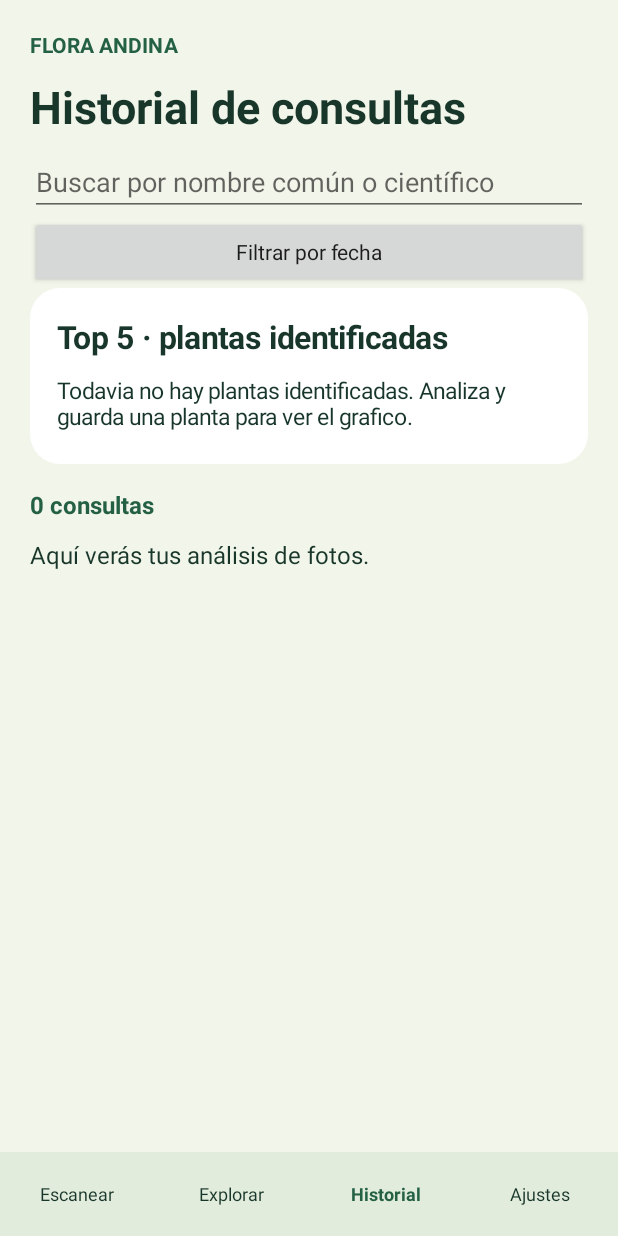
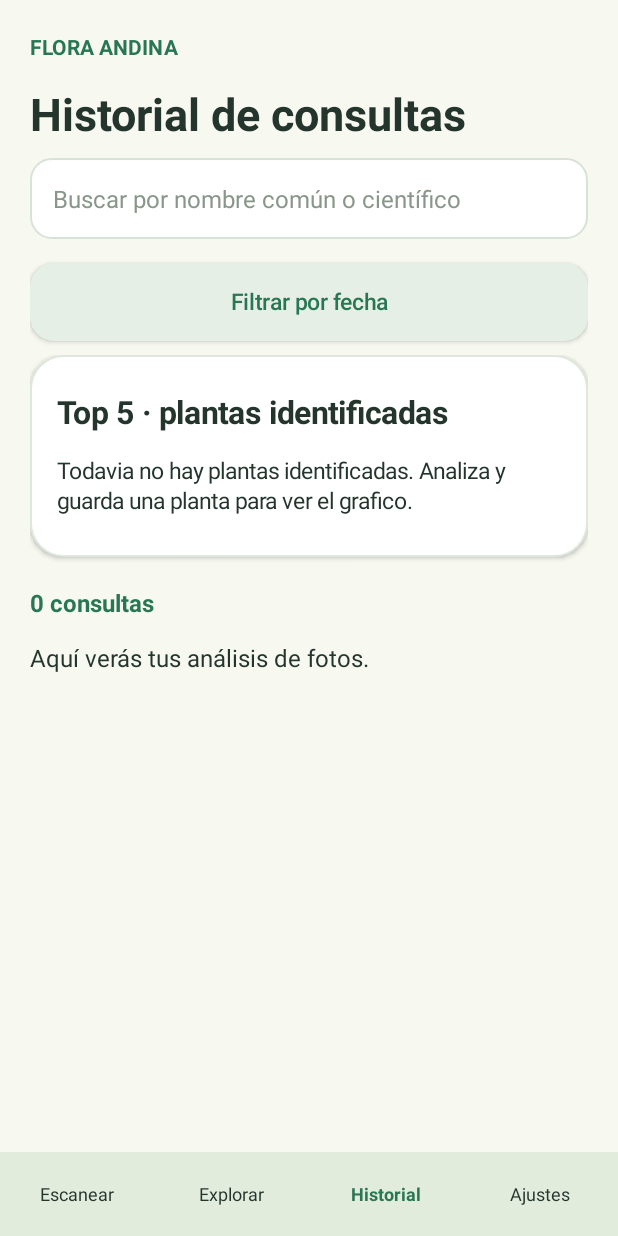
Before and after one commit to poncesangayjorgejesus-design/Plantas-medicinales-app, an Android app: the screen it shows after launch (MainActivity), after a tap on "Historial", on a phone screen of 412 x 824 dp. Run offline under Robolectric (Android 15) with nearby library versions, the phone set to English and light mode, and no system bars; libraries missing offline, so code that uses them is left out: org.tensorflow.lite; pictures from the network do not load.

Commit message:
Mejoras de estilos de los siguientes archivos

```diff
--- a/app/src/main/java/pe/flora/andina/HistoryScreen.java
+++ b/app/src/main/java/pe/flora/andina/HistoryScreen.java
@@ -46,11 +46,12 @@ final class HistoryScreen {
     void show(LinearLayout page) {
         ui.label(page, "Historial de consultas", 30, INK, true);
 
-        EditText search = new EditText(context);
-        search.setSingleLine(true);
-        search.setHint("Buscar por nombre común o científico");
+        EditText search = ui.input(
+                page,
+                "Buscar por nombre común o científico"
+        );
+
         search.setText(historyQuery);
-        page.addView(search);
 
         ui.action(page, historyDate == null
                         ? "Filtrar por fecha"
--- a/app/src/main/java/pe/flora/andina/PlantCatalog.java
+++ b/app/src/main/java/pe/flora/andina/PlantCatalog.java
@@ -52,10 +52,10 @@ final class PlantCatalog {
 
     void explore(LinearLayout page) {
         ui.label(page, "Catálogo medicinal", 30, INK, true);
-        EditText query = new EditText(context);
-        query.setSingleLine(true);
-        query.setHint("Nombre común o científico");
-        page.addView(query);
+        EditText query = ui.input(
+                page,
+                "Nombre común o científico"
+        );
         LinearLayout rows = ui.column();
         page.addView(rows);
         Runnable refresh = () -> {
--- a/app/src/main/java/pe/flora/andina/ScreenUi.java
+++ b/app/src/main/java/pe/flora/andina/ScreenUi.java
@@ -4,15 +4,34 @@ import android.content.Context;
 import android.graphics.Typeface;
 import android.graphics.drawable.GradientDrawable;
 import android.widget.*;
-
+import android.content.res.ColorStateList;
+import android.graphics.drawable.RippleDrawable;
+import android.view.Gravity;
 
 final class ScreenUi {
-    static final int INK = 0xff183629, GREEN = 0xff246044, PAPER = 0xffF2F5EA;
+
+    static final int FOREST = 0xff174D38;
+    static final int GREEN = 0xff287653;
+    static final int INK = 0xff24352D;
+    static final int PAPER = 0xffF7F8F0;
+    static final int SAGE = 0xffDCE9DA;
+    static final int WHITE = 0xffffffff;
+    static final int MUTED = 0xff718078;
+    static final int BORDER = 0xffE1E8DF;
+    static final int DANGER = 0xffB94B43;
+
     private final Context context;
 
-    ScreenUi(Context context) { this.context = context; }
+    ScreenUi(Context context) {
+        this.context = context;
+    }
 
-    int dp(int value) { return Math.round(value * context.getResources().getDisplayMetrics().density); }
+    int dp(int value) {
+        return Math.round(
+                value * context.getResources()
+                        .getDisplayMetrics().density
+        );
+    }
 
     LinearLayout column() {
         LinearLayout box = new LinearLayout(context);
@@ -20,41 +39,194 @@ final class ScreenUi {
         return box;
     }
 
-    TextView label(LinearLayout parent, String value, int size, int color, boolean bold) {
+    TextView label(
+            LinearLayout parent,
+            String value,
+            int size,
+            int color,
+            boolean bold
+    ) {
         TextView view = new TextView(context);
+
         view.setText(value);
         view.setTextSize(size);
         view.setTextColor(color);
-        if (bold) view.setTypeface(null, Typeface.BOLD);
-        view.setPadding(0, dp(4), 0, dp(7));
+
+        if (bold) {
+            view.setTypeface(
+                    Typeface.create("sans-serif", Typeface.BOLD)
+            );
+        } else {
+            view.setTypeface(
+                    Typeface.create("sans-serif", Typeface.NORMAL)
+            );
+        }
+
+        view.setLineSpacing(dp(2), 1.05f);
+        view.setPadding(0, dp(5), 0, dp(9));
+
         parent.addView(view);
+
         return view;
     }
 
     GradientDrawable surface(int color, int radius) {
         GradientDrawable shape = new GradientDrawable();
+
         shape.setColor(color);
         shape.setCornerRadius(dp(radius));
+
         return shape;
     }
 
     LinearLayout card(LinearLayout parent, int color) {
         LinearLayout box = column();
-        box.setBackground(surface(color, 20));
-        box.setPadding(dp(18), dp(14), dp(18), dp(14));
-        LinearLayout.LayoutParams space = new LinearLayout.LayoutParams(-1, -2);
-        space.bottomMargin = dp(12);
-        parent.addView(box, space);
+
+        GradientDrawable background = surface(color, 22);
+
+        if (color != GREEN) {
+            background.setStroke(dp(1), 0xffDFE8DF);
+        }
+
+        box.setBackground(background);
+        box.setPadding(dp(18), dp(18), dp(18), dp(18));
+        box.setElevation(dp(2));
+
+        LinearLayout.LayoutParams params =
+                new LinearLayout.LayoutParams(-1, -2);
+
+        params.bottomMargin = dp(14);
+
+        parent.addView(box, params);
+
         return box;
     }
 
     Button action(LinearLayout parent, String value, Runnable callback) {
+
         Button button = new Button(context);
+
         button.setText(value);
         button.setAllCaps(false);
+        button.setTextSize(15);
+        button.setTypeface(
+                Typeface.create("sans-serif-medium", Typeface.NORMAL)
+        );
+
+        boolean danger = value.toLowerCase(
+                java.util.Locale.ROOT
+        ).contains("eliminar") ||
+                value.toLowerCase(
+                        java.util.Locale.ROOT
+                ).contains("borrar");
+
+        boolean secondary = value.toLowerCase(
+                java.util.Locale.ROOT
+        ).contains("filtrar") ||
+                value.toLowerCase(
+                        java.util.Locale.ROOT
+                ).contains("ver todas");
+
+        int backgroundColor;
+        int textColor;
+
+        if (danger) {
+            backgroundColor = 0xffA94B42;
+            textColor = 0xffffffff;
+        } else if (secondary) {
+            backgroundColor = 0xffE5EFE5;
+            textColor = GREEN;
+        } else {
+            backgroundColor = GREEN;
+            textColor = 0xffffffff;
+        }
+
+        GradientDrawable shape = surface(backgroundColor, 16);
+
+        button.setBackground(
+                new RippleDrawable(
+                        ColorStateList.valueOf(0x22000000),
+                        shape,
+                        null
+                )
+        );
+
+        button.setTextColor(textColor);
+        button.setGravity(Gravity.CENTER);
+        button.setPadding(dp(18), dp(12), dp(18), dp(12));
+        button.setMinHeight(dp(52));
+        button.setElevation(dp(1));
+
         button.setOnClickListener(view -> callback.run());
-        parent.addView(button, new LinearLayout.LayoutParams(-1, -2));
+
+        LinearLayout.LayoutParams params =
+                new LinearLayout.LayoutParams(-1, -2);
+
+        params.topMargin = dp(4);
+        params.bottomMargin = dp(9);
+
+        parent.addView(button, params);
+
         return button;
     }
 
+    EditText input(LinearLayout parent, String hint) {
+
+        EditText field = new EditText(context);
+
+        field.setSingleLine(true);
+        field.setTextSize(16);
+        field.setTextColor(INK);
+        field.setHintTextColor(0xff89968A);
+        field.setHint(hint);
+
+        field.setPadding(
+                dp(15),
+                dp(12),
+                dp(15),
+                dp(12)
+        );
+
+        GradientDrawable background = surface(
+                0xffffffff,
+                14
+        );
+
+        background.setStroke(
+                dp(1),
+                0xffD8E3D8
+        );
+
+        field.setBackground(background);
+        field.setMinHeight(dp(54));
+
+        LinearLayout.LayoutParams params =
+                new LinearLayout.LayoutParams(-1, -2);
+
+        params.bottomMargin = dp(12);
+
+        parent.addView(field, params);
+
+        return field;
+    }
+
+    void input(EditText field) {
+
+        field.setTextColor(INK);
+        field.setHintTextColor(MUTED);
+        field.setTextSize(15);
+
+        field.setPadding(
+                dp(15),
+                dp(13),
+                dp(15),
+                dp(13)
+        );
+
+        GradientDrawable background = surface(WHITE, 13);
+
+        background.setStroke(dp(1), BORDER);
+
+        field.setBackground(background);
+    }
 }
--- a/app/src/main/res/values/styles.xml
+++ b/app/src/main/res/values/styles.xml
@@ -1,10 +1,13 @@
 <resources>
-    <style name="AppTheme" parent="android:style/Theme.Material.Light.NoActionBar">
+    <style name="AppTheme"
+        parent="android:style/Theme.Material.Light.NoActionBar">
         <item name="android:fontFamily">sans</item>
-        <item name="android:colorAccent">#246044</item>
+        <item name="android:colorAccent">#287653</item>
+        <item name="android:windowBackground">#F7F8F0</item>
+        <item name="android:statusBarColor">#F7F8F0</item>
+        <item name="android:navigationBarColor">#F7F8F0</item>
         <item name="android:windowLightStatusBar">true</item>
-        <item name="android:statusBarColor">#F2F5EA</item>
-        <item name="android:navigationBarColor">#F2F5EA</item>
         <item name="android:windowLightNavigationBar">true</item>
+        <item name="android:windowActionModeOverlay">true</item>
     </style>
 </resources>
```
